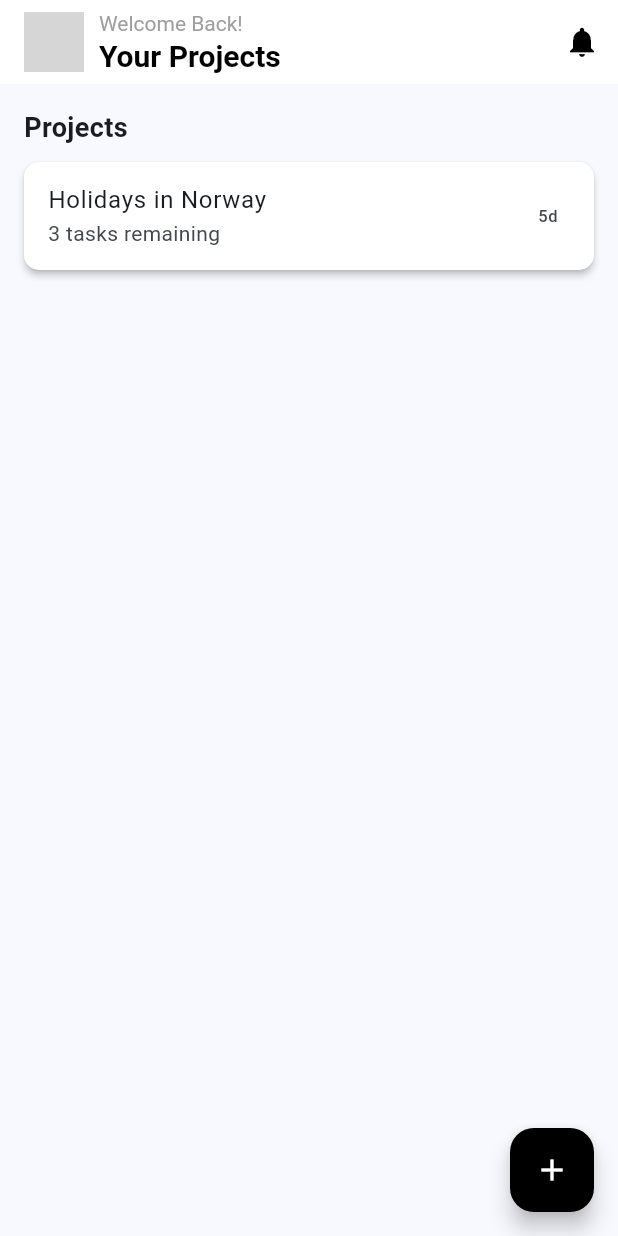
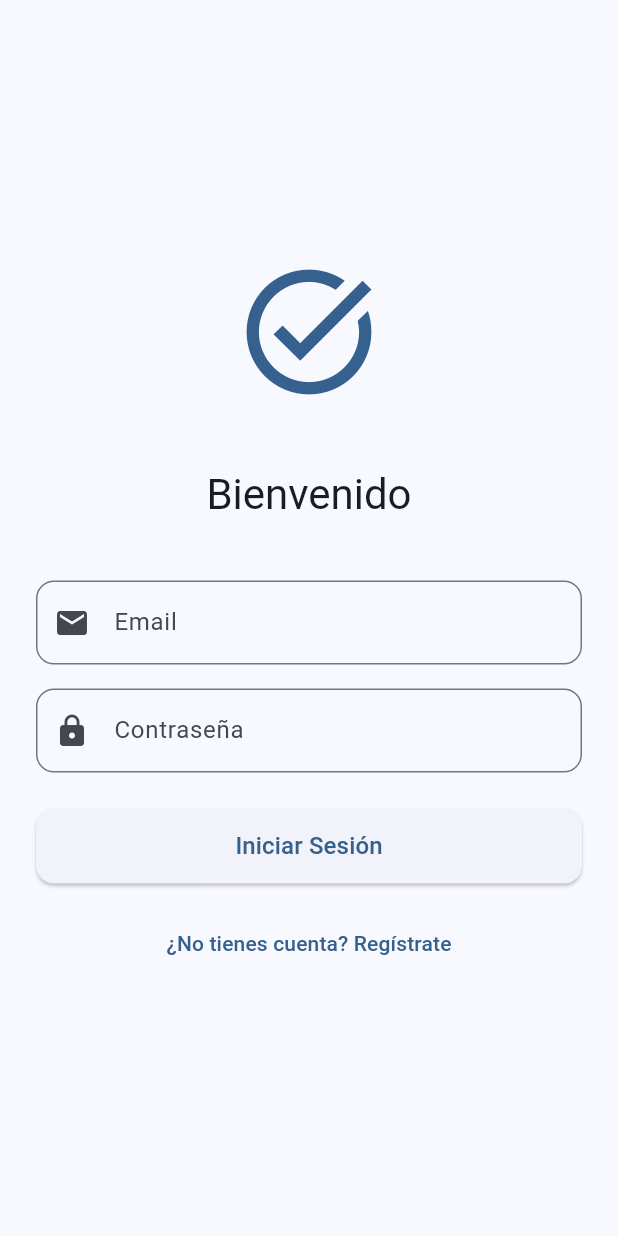
Before and after one commit to EderBla04/organize_me, a Flutter app: the screen it shows after launch, on a phone screen of 412 x 824 dp. Run offline on Flutter 3.47's test engine with Material 3 defaults, Android fonts, the phone set to English and light mode, and no system bars; grey boxes are pictures that could not be loaded.

Commit message:
nuevas vistas(login, about)

```diff
--- a/lib/main.dart
+++ b/lib/main.dart
@@ -1,5 +1,5 @@
 import 'package:flutter/material.dart';
-import 'package:organize_me/views/home_screen.dart';
+import 'package:organize_me/views/login_screen.dart';
 
 void main() {
   runApp(const MyApp());
@@ -18,7 +18,7 @@
       ),
       initialRoute: '/',
       routes: {
-        '/': (context) => const HomeScreen(),
+        '/': (context) => LoginScreen(),
       },
     );
   }
--- a/lib/views/home_screen.dart
+++ b/lib/views/home_screen.dart
@@ -1,6 +1,9 @@
 import 'package:flutter/material.dart';
 import 'package:organize_me/views/new_task_screen.dart';
+
 import 'package:organize_me/views/task_details_screen.dart';
+
+import 'profile_menu_screen.dart';
 
 class HomeScreen extends StatelessWidget {
   const HomeScreen({super.key});
@@ -11,11 +14,19 @@ class HomeScreen extends StatelessWidget {
       appBar: AppBar(
         title: Row(
           children: [
-            CircleAvatar(
-              backgroundImage:
-                  AssetImage('assets/avatar.png'), // Usa tu imagen local o red
+            IconButton(
+              onPressed: () {
+                Navigator.push(
+                    context,
+                    MaterialPageRoute(
+                        builder: (context) => ProfileMenuScreen()));
+              },
+              icon: CircleAvatar(
+                backgroundImage: AssetImage(
+                    'assets/avatar.png'), // Usa tu imagen local o red
+              ),
+              selectedIcon: SizedBox(width: 10),
             ),
-            SizedBox(width: 10),
             Column(
               crossAxisAlignment: CrossAxisAlignment.start,
               children: [
--- /dev/null
+++ b/lib/views/login_screen.dart
@@ -0,0 +1,130 @@
+import 'package:flutter/material.dart';
+import 'package:organize_me/views/home_screen.dart'; // Añade este import
+
+class LoginScreen extends StatefulWidget {
+  const LoginScreen({super.key});
+
+  @override
+  State<LoginScreen> createState() => _LoginScreenState();
+}
+
+class _LoginScreenState extends State<LoginScreen> {
+  final _emailController = TextEditingController();
+  final _passwordController = TextEditingController();
+  final _formKey = GlobalKey<FormState>();
+
+  @override
+  void dispose() {
+    _emailController.dispose();
+    _passwordController.dispose();
+    super.dispose();
+  }
+
+  @override
+  Widget build(BuildContext context) {
+    return Scaffold(
+      body: SafeArea(
+        child: Center(
+          child: SingleChildScrollView(
+            padding: const EdgeInsets.all(24.0),
+            child: Form(
+              key: _formKey,
+              child: Column(
+                mainAxisAlignment: MainAxisAlignment.center,
+                children: [
+                  // Logo o imagen
+                  Icon(
+                    Icons.task_alt,
+                    size: 100,
+                    color: Theme.of(context).primaryColor,
+                  ),
+                  const SizedBox(height: 40),
+
+                  // Título
+                  Text(
+                    'Bienvenido',
+                    style: Theme.of(context).textTheme.headlineMedium,
+                  ),
+                  const SizedBox(height: 40),
+
+                  // Campo de email
+                  TextFormField(
+                    controller: _emailController,
+                    decoration: InputDecoration(
+                      labelText: 'Email',
+                      prefixIcon: const Icon(Icons.email),
+                      border: OutlineInputBorder(
+                        borderRadius: BorderRadius.circular(12),
+                      ),
+                    ),
+                    validator: (value) {
+                      if (value == null || value.isEmpty) {
+                        return 'Por favor ingrese su email';
+                      }
+                      return null;
+                    },
+                  ),
+                  const SizedBox(height: 16),
+
+                  // Campo de contraseña
+                  TextFormField(
+                    controller: _passwordController,
+                    obscureText: true,
+                    decoration: InputDecoration(
+                      labelText: 'Contraseña',
+                      prefixIcon: const Icon(Icons.lock),
+                      border: OutlineInputBorder(
+                        borderRadius: BorderRadius.circular(12),
+                      ),
+                    ),
+                    validator: (value) {
+                      if (value == null || value.isEmpty) {
+                        return 'Por favor ingrese su contraseña';
+                      }
+                      return null;
+                    },
+                  ),
+                  const SizedBox(height: 24),
+
+                  // Botón de inicio de sesión
+                  SizedBox(
+                    width: double.infinity,
+                    height: 50,
+                    child: ElevatedButton(
+                      onPressed: () {
+                        Navigator.pushReplacement(
+                          context,
+                          MaterialPageRoute(
+                            builder: (context) => const HomeScreen(),
+                          ),
+                        );
+                      },
+                      style: ElevatedButton.styleFrom(
+                        shape: RoundedRectangleBorder(
+                          borderRadius: BorderRadius.circular(12),
+                        ),
+                      ),
+                      child: const Text(
+                        'Iniciar Sesión',
+                        style: TextStyle(fontSize: 16),
+                      ),
+                    ),
+                  ),
+                  const SizedBox(height: 16),
+
+                  // Enlace para registrarse
+                  TextButton(
+                    onPressed: () {
+                      // Navegación a la pantalla de registro
+                    },
+                    child: const Text('¿No tienes cuenta? Regístrate'),
+                  ),
+                ],
+              ),
+            ),
+          ),
+        ),
+      ),
+    );
+  }
+}
--- a/lib/views/new_task_screen.dart
+++ b/lib/views/new_task_screen.dart
@@ -1,6 +1,8 @@
 import 'package:flutter/material.dart';
 
 class NewTaskScreen extends StatelessWidget {
+  const NewTaskScreen({super.key});
+
   @override
   Widget build(BuildContext context) {
     return Scaffold(
@@ -85,12 +87,12 @@ class NewTaskScreen extends StatelessWidget {
               width: double.infinity,
               child: ElevatedButton(
                 onPressed: () {},
-                child: Text('Create'),
                 style: ElevatedButton.styleFrom(
                   backgroundColor: Colors.black,
                   foregroundColor: Colors.white,
                   padding: EdgeInsets.symmetric(vertical: 16),
                 ),
+                child: Text('Create'),
               ),
             ),
           ],
--- a/lib/views/task_details_screen.dart
+++ b/lib/views/task_details_screen.dart
@@ -2,6 +2,8 @@ import 'package:flutter/material.dart';
 import 'package:organize_me/views/home_screen.dart';
 
 class TaskDetailsScreen extends StatelessWidget {
+  const TaskDetailsScreen({super.key});
+
   @override
   Widget build(BuildContext context) {
     return Scaffold(
--- a/pubspec.yaml
+++ b/pubspec.yaml
@@ -57,6 +57,12 @@ flutter:
   # the material Icons class.
   uses-material-design: true
 
+  assets:
+    - assets/images/logo.png
+    - assets/icons/147144.png
+
+
+
   # To add assets to your application, add an assets section, like this:
   # assets:
   #   - images/a_dot_burr.jpeg
```
Also changed, not shown: lib/views/about_screen.dart (added, +90 -0 lines), lib/views/profile_menu_screen.dart (added, +57 -0 lines), assets/icons/147144.png (added), assets/images/logo.png (added), 33 other files.
